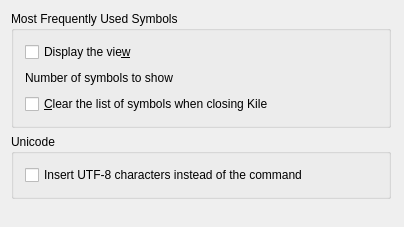
Before: the Qt Designer form src/widgets/symbolviewconfigwidget.ui in KDE/kile, drawn with Qt 5.
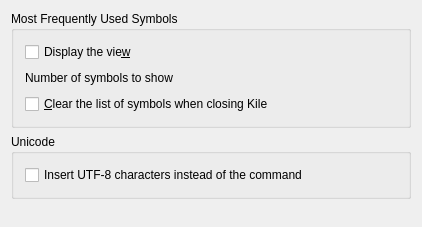
After: the same form once the commit is applied. Custom widgets are drawn as their Qt base class.

Commit message:
Fix layour problem.
The widget content was not resized with the widget, so text was cut-off
(see the German version as example).

What changed in the file:
```diff
--- a/src/widgets/symbolviewconfigwidget.ui
+++ b/src/widgets/symbolviewconfigwidget.ui
@@ -12,20 +12,13 @@
   <property name="windowTitle" >
    <string>Symbol View</string>
   </property>
-  <widget class="QWidget" name="layoutWidget" >
-   <property name="geometry" >
-    <rect>
-     <x>0</x>
-     <y>0</y>
-     <width>402</width>
-     <height>227</height>
-    </rect>
-   </property>
-   <layout class="QVBoxLayout" name="verticalLayout_3" >
+  <layout class="QVBoxLayout" name="verticalLayout_4">
     <item>
-     <widget class="QGroupBox" name="groupBox" >
-      <property name="sizePolicy" >
-       <sizepolicy vsizetype="Minimum" hsizetype="MinimumExpanding" >
+    <layout class="QVBoxLayout" name="verticalLayout_3">
+     <item>
+      <widget class="QGroupBox" name="groupBox">
+       <property name="sizePolicy">
+        <sizepolicy hsizetype="MinimumExpanding" vsizetype="Minimum">
         <horstretch>0</horstretch>
         <verstretch>0</verstretch>
        </sizepolicy>
@@ -127,14 +120,14 @@
      </spacer>
     </item>
    </layout>
-  </widget>
- </widget>
- <layoutdefault spacing="6" margin="11" />
- <pixmapfunction></pixmapfunction>
+   </item>
+  </layout>
+ </widget>
+ <layoutdefault spacing="6" margin="11"/>
  <customwidgets>
   <customwidget>
    <class>KIntNumInput</class>
-   <extends></extends>
+   <extends>QWidget</extends>
    <header>knuminput.h</header>
   </customwidget>
  </customwidgets>
```
Left out of the diff: 63 changed lines with no effect on the pictures. Lines whose indentation alone changed are shown as unchanged.
